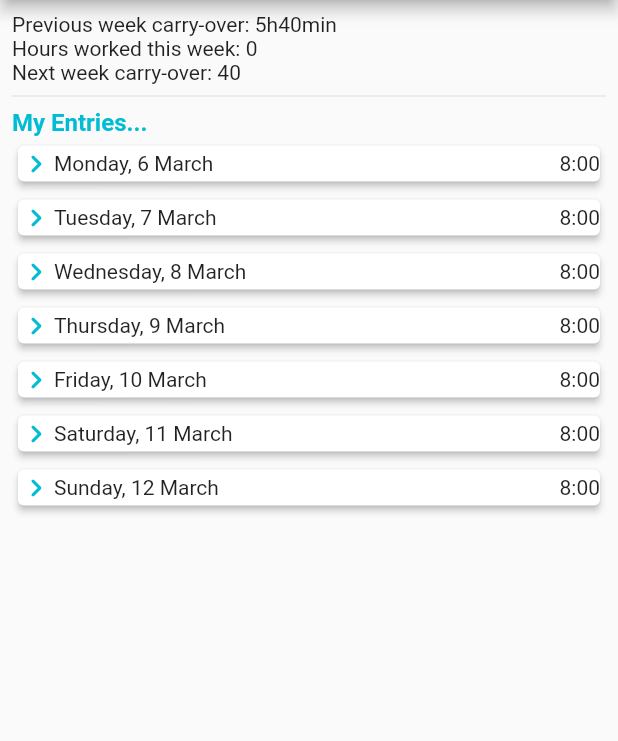
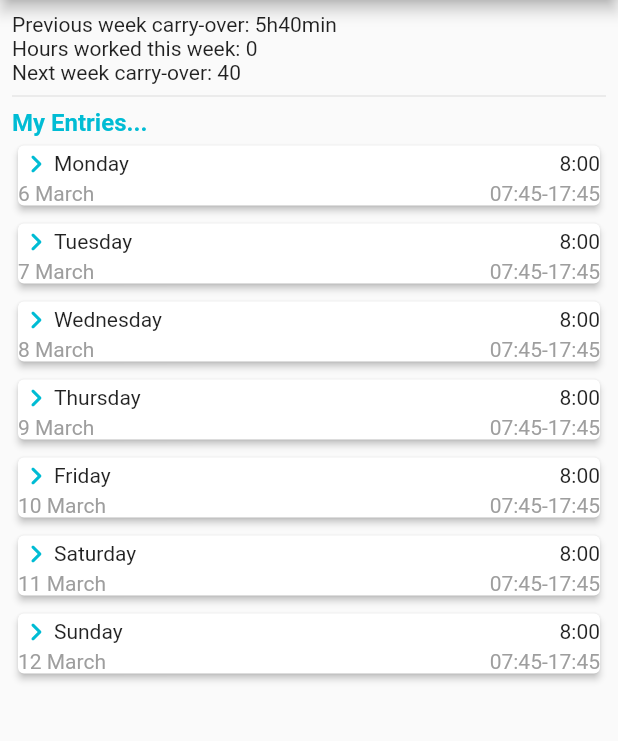
Before and after one commit to koorzenb/timelogger_app, a Flutter app: the screen it shows after launch, on a phone screen of 412 x 824 dp, the part 84-825 px from its top. Run offline on Flutter 3.47's test engine with Material 2 defaults, Android fonts, the phone set to English and light mode, and no system bars; our stand-ins replace get, timezone.

Commit message:
Added details to entry

```diff
--- a/lib/screens/home_page.dart
+++ b/lib/screens/home_page.dart
@@ -1,7 +1,6 @@
 import 'package:flutter/material.dart';
 import 'package:get/get.dart';
 import 'package:timelogger_app/controllers/entries_controller.dart';
-import 'package:timelogger_app/utilities/sa_date_time.dart';
 
 import '../widgets/date_entry_item.dart';
 
@@ -71,9 +70,7 @@ class _HomePageState extends State<HomePage> {
                     ...entriesController.dateEntries.map((dateEntry) {
                       final idx = entriesController.dateEntries.indexOf(dateEntry);
                       return DateEntryItem(
-                        date: SADateTime.formatDate(
-                          dateEntry.date,
-                        ),
+                        date: dateEntry.date,
                         duration: const Duration(hours: 8),
                         idx: idx,
                       );
--- a/lib/utilities/sa_date_time.dart
+++ b/lib/utilities/sa_date_time.dart
@@ -64,7 +64,7 @@ class SADateTime {
   }
 
   static String formatDate(TZDateTime dateTime) {
-    DateFormat formatter = DateFormat('EEEE, d MMMM');
+    DateFormat formatter = DateFormat('d MMMM');
     return formatter.format(dateTime);
   }
 
--- a/lib/widgets/date_entry_item.dart
+++ b/lib/widgets/date_entry_item.dart
@@ -1,8 +1,10 @@
 import 'package:flutter/material.dart';
 import 'package:timelogger_app/controllers/entries_controller.dart';
+import 'package:timelogger_app/utilities/sa_date_time.dart';
+import 'package:timezone/timezone.dart';
 
 class DateEntryItem extends StatelessWidget {
-  final String date;
+  final TZDateTime date;
   final Duration duration;
   final int idx;
   const DateEntryItem({required this.date, required this.duration, required this.idx, Key? key}) : super(key: key);
@@ -15,19 +17,32 @@ class DateEntryItem extends StatelessWidget {
         padding: const EdgeInsets.symmetric(vertical: 2.0),
         child: Card(
           elevation: 2,
-          child: Row(
+          child: Column(
             children: [
-              Icon(
-                Icons.chevron_right_rounded,
-                color: Theme.of(context).colorScheme.primary,
-              ),
-              Expanded(
-                child: Text(date),
+              Row(
+                children: [
+                  Icon(
+                    Icons.chevron_right_rounded,
+                    color: Theme.of(context).colorScheme.primary,
+                  ),
+                  Expanded(
+                    child: Text(SADateTime.getWeekday(date)),
+                  ),
+                  Text('${duration.inHours}'),
+                  const Text(':00'),
+                ],
               ),
               Row(
+                mainAxisAlignment: MainAxisAlignment.spaceBetween,
                 children: [
-                  Text('${duration.inHours}'),
-                  const Text(':00'),
+                  Text(
+                    SADateTime.formatDate(date),
+                    style: const TextStyle(color: Colors.grey),
+                  ),
+                  const Text(
+                    "07:45-17:45",
+                    style: TextStyle(color: Colors.grey),
+                  ),
                 ],
               )
             ],
```
